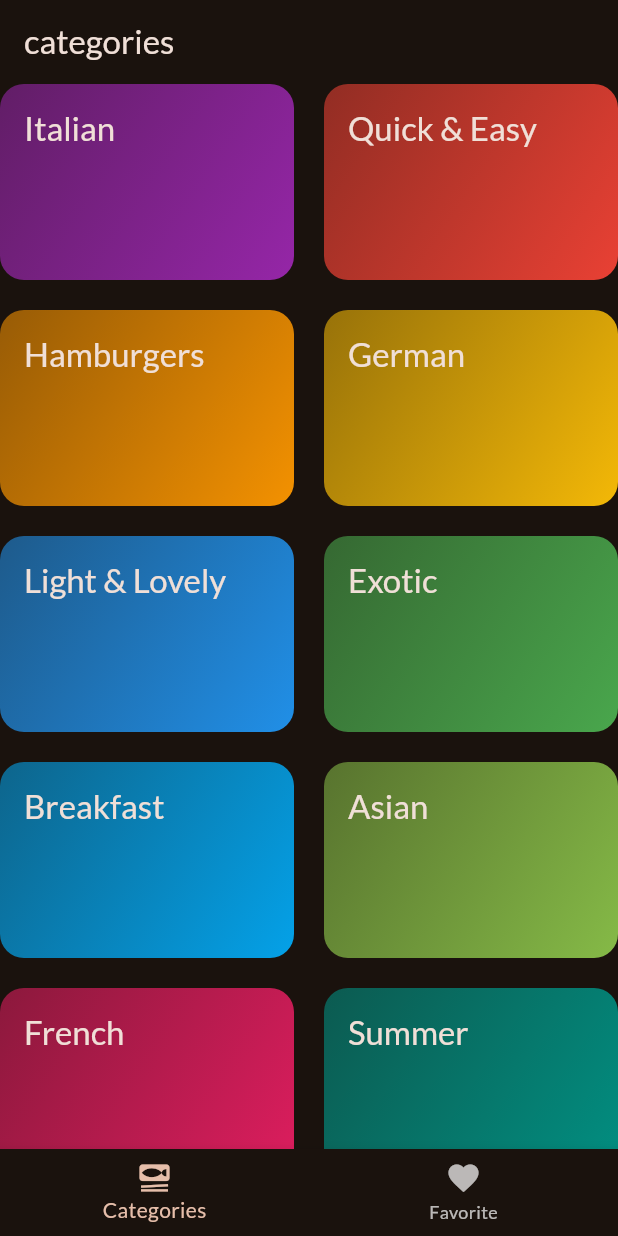
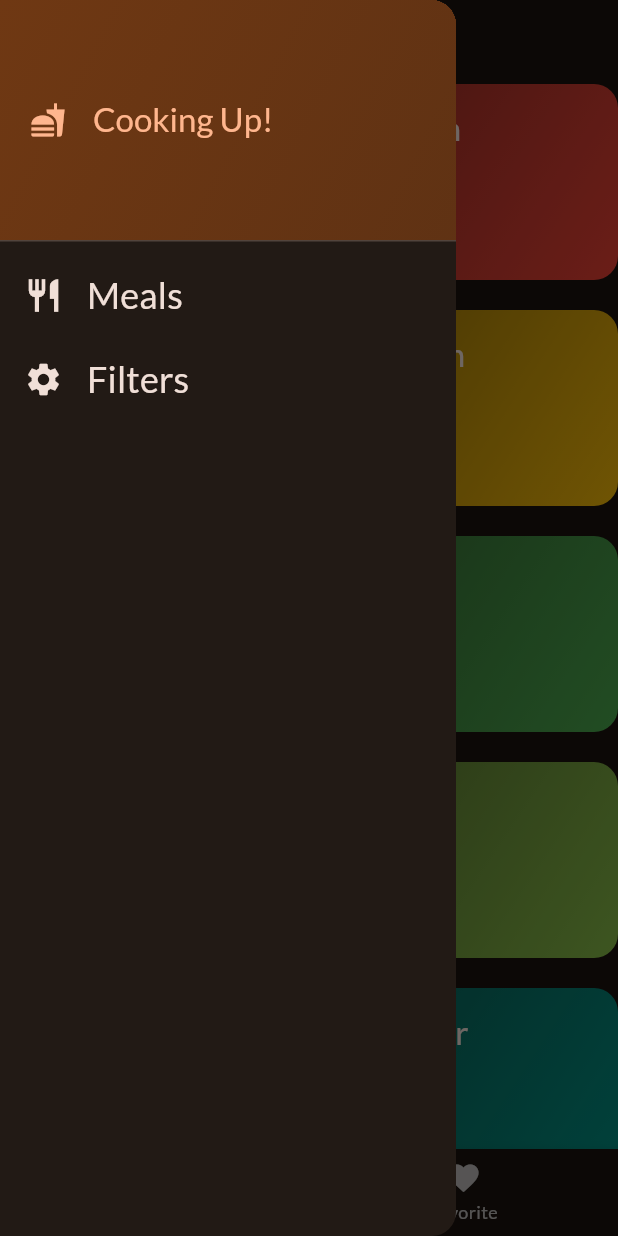
Before and after one commit to Kapil-Bhardwaj/Meals, a Flutter app: the screen it shows after launch, with the side drawer open (before the commit the screen has no drawer), on a phone screen of 412 x 824 dp. Run offline on Flutter 3.47's test engine with Material 3 defaults, Android fonts, the phone set to English and light mode, and no system bars; our stand-ins replace google_fonts, transparent_image.

Commit message:
Added Side Drawer

```diff
--- a/lib/data/dummy_data.dart
+++ b/lib/data/dummy_data.dart
@@ -7,12 +7,12 @@ import 'package:meals/Models/meal.dart';
 const availableCategories = [
   Category(
     id: 'c1',
-    title: 'Italian',
+    title: 'Priyanshu',
     color: Colors.purple,
   ),
   Category(
     id: 'c2',
-    title: 'Quick & Easy',
+    title: 'Kashish',
     color: Colors.red,
   ),
   Category(
--- a/lib/screens/tabs.dart
+++ b/lib/screens/tabs.dart
@@ -2,7 +2,9 @@ import 'package:flutter/material.dart';
 import 'package:meals/Models/meal.dart';
 import 'package:meals/main.dart';
 import 'package:meals/screens/categories.dart';
+import 'package:meals/screens/filters.dart';
 import 'package:meals/screens/meals.dart';
+import 'package:meals/widgets/main_drawer.dart';
 
 class TabScreen extends StatefulWidget {
   const TabScreen({super.key});
@@ -47,6 +49,15 @@ class _TabScreen extends State<TabScreen> {
     });
   }
 
+  void _setScreen(String identifier) {
+    Navigator.of(context).pop();
+    if (identifier == 'filters') {
+      Navigator.of(context).push(MaterialPageRoute(
+        builder: (ctx) => const FilterScreen(),
+      ));
+    }
+  }
+
   @override
   Widget build(BuildContext context) {
     Widget activeScreen = CategoryScreen(
@@ -66,6 +77,9 @@ class _TabScreen extends State<TabScreen> {
       appBar: AppBar(
         title: Text(activePageTitle),
       ),
+      drawer: MainDrawer(
+        onSelectScreen: _setScreen,
+      ),
       body: activeScreen,
       bottomNavigationBar: BottomNavigationBar(
         onTap: _selectPage,
--- /dev/null
+++ b/lib/widgets/main_drawer.dart
@@ -0,0 +1,84 @@
+import 'package:flutter/material.dart';
+
+class MainDrawer extends StatelessWidget {
+  const MainDrawer({super.key, required this.onSelectScreen});
+
+  final void Function(String identifier) onSelectScreen ;
+
+
+  @override
+  Widget build(BuildContext context) {
+    return Drawer(
+      child: Column(
+        children: [
+          DrawerHeader(
+              padding: const EdgeInsets.all(20),
+              decoration: BoxDecoration(
+                gradient: LinearGradient(
+                  colors: [
+                    Theme.of(context).colorScheme.primaryContainer,
+                    Theme.of(context)
+                        .colorScheme
+                        .primaryContainer
+                        .withOpacity(0.8),
+                  ],
+                  begin: Alignment.topLeft,
+                  end: Alignment.bottomRight,
+                ),
+              ),
+              child: Row(
+                children: [
+                  Icon(
+                    Icons.fastfood,
+                    color: Theme.of(context).colorScheme.primary,
+                  ),
+                  const SizedBox(
+                    width: 18,
+                  ),
+                  Text(
+                    "Cooking Up!",
+                    style: Theme.of(context).textTheme.titleLarge!.copyWith(
+                          color: Theme.of(context).colorScheme.primary,
+                        ),
+                  ),
+
+
+                ],
+              )),
+          ListTile(
+            leading: Icon(
+              Icons.restaurant,
+              size: 26,
+              color: Theme.of(context).colorScheme.onBackground,
+            ),
+            title: Text(
+              "Meals",
+              style: Theme.of(context).textTheme.titleSmall!.copyWith(
+                  color: Theme.of(context).colorScheme.onBackground,
+                  fontSize: 24),
+            ),
+            onTap: (){
+              onSelectScreen("meals");
+            },
+          ),
+          ListTile(
+            leading: Icon(
+              Icons.settings,
+              size: 26,
+              color: Theme.of(context).colorScheme.onBackground,
+            ),
+            title: Text(
+              "Filters",
+              style: Theme.of(context).textTheme.titleSmall!.copyWith(
+                  color: Theme.of(context).colorScheme.onBackground,
+                  fontSize: 24),
+            ),
+            onTap: (){
+              onSelectScreen("filters");
+            },
+          ),
+        ],
+      ),
+    );
+  }
+}
```
Also changed, not shown: lib/screens/filters.dart (added, +148 -0 lines).
